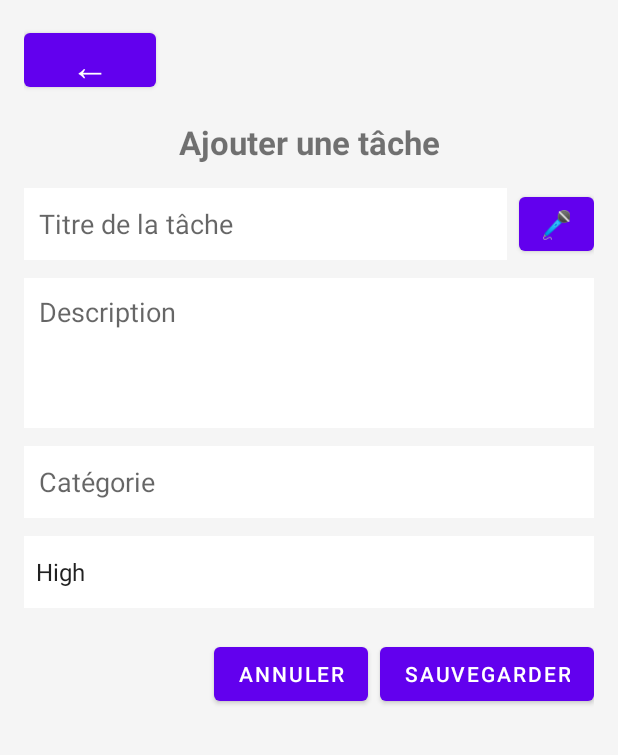
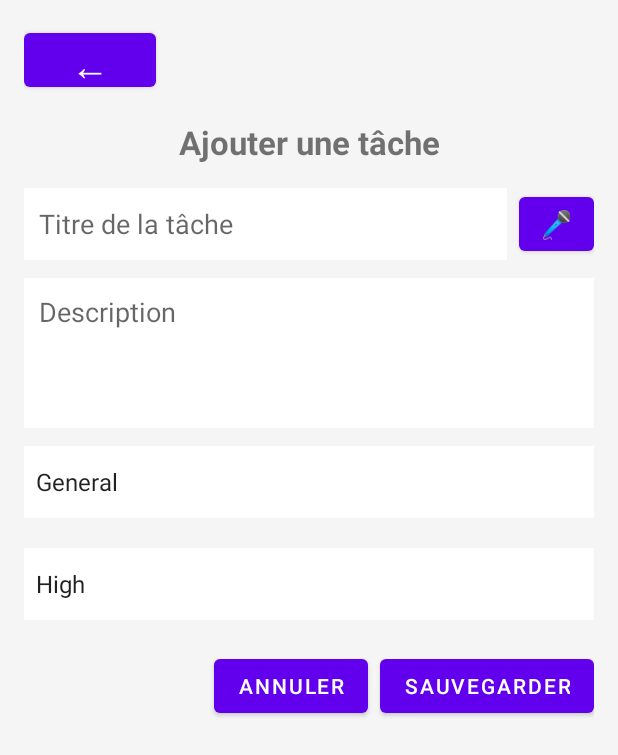
Before and after one commit to celinehm/ToDoAndroid, an Android app: the AddTaskActivity screen opened directly, with no data from a screen before it, on a phone screen of 412 x 824 dp. Shown: the top 755 px of the screen. Run offline under Robolectric (Android 15) with nearby library versions, the phone set to English and light mode, and no system bars.

Commit message:
Last Version

```diff
--- a/app/src/main/AndroidManifest.xml
+++ b/app/src/main/AndroidManifest.xml
@@ -39,6 +39,8 @@
             android:name=".SearchActivity"
             android:exported="false" />
 
+        <activity android:name=".CategoriesActivity" />
+
         <!-- Paramètres -->
         <activity
             android:name=".SettingsActivity"
--- a/app/src/main/java/com/example/myto_doapp/AddTaskActivity.kt
+++ b/app/src/main/java/com/example/myto_doapp/AddTaskActivity.kt
@@ -1,6 +1,7 @@
 package com.example.myto_doapp
 
 import android.app.Activity
+import android.content.Context
 import android.content.Intent
 import android.os.Bundle
 import android.speech.RecognizerIntent
@@ -16,7 +17,7 @@ class AddTaskActivity : AppCompatActivity() {
 
     private lateinit var etTitle: EditText
     private lateinit var etDesc: EditText
-    private lateinit var etCategory: EditText
+    private lateinit var spinnerCategory: Spinner
     private lateinit var spinnerPriority: Spinner
     private lateinit var btnSave: Button
     private lateinit var btnCancel: Button
@@ -24,7 +25,7 @@ class AddTaskActivity : AppCompatActivity() {
     private lateinit var btnBack: Button
 
     private var isEditMode = false
-    private var editTaskId: Int = -1  // pour identifier la tâche à modifier
+    private var editTaskId: Int = -1
 
     override fun onCreate(savedInstanceState: Bundle?) {
 
@@ -33,7 +34,7 @@ class AddTaskActivity : AppCompatActivity() {
 
         etTitle = findViewById(R.id.etTitle)
         etDesc = findViewById(R.id.etDescription)
-        etCategory = findViewById(R.id.etCategory)
+        spinnerCategory = findViewById(R.id.spinnerCategory)   // 🔥 NOUVEAU
         spinnerPriority = findViewById(R.id.spinnerPriority)
         btnSave = findViewById(R.id.btnSaveTask)
         btnCancel = findViewById(R.id.btnCancel)
@@ -47,20 +48,35 @@ class AddTaskActivity : AppCompatActivity() {
 
         // Spinner priorité
         val priorities = arrayOf("High", "Medium", "Low")
-        val adapter = ArrayAdapter(this, android.R.layout.simple_spinner_item, priorities)
-        adapter.setDropDownViewResource(android.R.layout.simple_spinner_dropdown_item)
-        spinnerPriority.adapter = adapter
+        val adapterPriority = ArrayAdapter(this, android.R.layout.simple_spinner_item, priorities)
+        adapterPriority.setDropDownViewResource(android.R.layout.simple_spinner_dropdown_item)
+        spinnerPriority.adapter = adapterPriority
 
-        //-----------------------------------------------------------
-        // 🔥 MODE MODIFICATION : si l'intent contient une tâche
-        //-----------------------------------------------------------
+        // ------------ 🔥 CHARGER LES CATÉGORIES UTILISATEUR --------------
+        val prefs = getSharedPreferences("categories", Context.MODE_PRIVATE)
+        val savedCategories = prefs.getStringSet("categories_set", emptySet())?.toMutableList()
+            ?: mutableListOf()
+
+        if (savedCategories.isEmpty()) {
+            savedCategories.add("General") // valeur par défaut si l’utilisateur a rien ajouté
+        }
+
+        val adapterCategories =
+            ArrayAdapter(this, android.R.layout.simple_spinner_item, savedCategories)
+        adapterCategories.setDropDownViewResource(android.R.layout.simple_spinner_dropdown_item)
+        spinnerCategory.adapter = adapterCategories
+
+        // 🔥 MODE MODIFICATION
         if (intent.hasExtra("edit_task_id")) {
             isEditMode = true
             editTaskId = intent.getIntExtra("edit_task_id", -1)
 
             etTitle.setText(intent.getStringExtra("edit_title"))
             etDesc.setText(intent.getStringExtra("edit_description"))
-            etCategory.setText(intent.getStringExtra("edit_category"))
+
+            val editCategory = intent.getStringExtra("edit_category")
+            val index = savedCategories.indexOf(editCategory)
+            if (index >= 0) spinnerCategory.setSelection(index)
 
             val priority = intent.getStringExtra("edit_priority")
             val priorityIndex = priorities.indexOf(priority)
@@ -87,13 +103,13 @@ class AddTaskActivity : AppCompatActivity() {
             voiceLauncher.launch(intent)
         }
 
-        // Sauvegarder (ajout ou modification)
+        // Sauvegarder
         btnSave.setOnClickListener {
             val resultIntent = Intent()
 
             resultIntent.putExtra("task_title", etTitle.text.toString())
             resultIntent.putExtra("task_description", etDesc.text.toString())
-            resultIntent.putExtra("task_category", etCategory.text.toString())
+            resultIntent.putExtra("task_category", spinnerCategory.selectedItem.toString()) // 🔥 ici
             resultIntent.putExtra("task_priority", spinnerPriority.selectedItem.toString())
 
             if (isEditMode) {
--- a/app/src/main/java/com/example/myto_doapp/SettingsActivity.kt
+++ b/app/src/main/java/com/example/myto_doapp/SettingsActivity.kt
@@ -1,6 +1,7 @@
 package com.example.myto_doapp
 
 import android.content.Context
+import android.content.Intent
 import android.os.Bundle
 import android.widget.Button
 import android.widget.Switch
@@ -49,6 +50,7 @@ class SettingsActivity : AppCompatActivity() {
 
         btnCategories.setOnClickListener {
             // Logique pour afficher les catégories
+            startActivity(Intent(this, CategoriesActivity::class.java))
         }
 
         btnBack.setOnClickListener {
--- a/app/src/main/res/layout/add_task_activity.xml
+++ b/app/src/main/res/layout/add_task_activity.xml
@@ -68,13 +68,11 @@
             android:gravity="top"/>
 
         <!-- EditText Catégorie -->
-        <EditText
-            android:id="@+id/etCategory"
+        <Spinner
+            android:id="@+id/spinnerCategory"
             android:layout_width="match_parent"
             android:layout_height="48dp"
-            android:hint="Catégorie"
-            android:padding="10dp"
-            android:layout_marginBottom="12dp"
+            android:layout_marginBottom="20dp"
             android:background="#FFFFFF"/>
 
         <!-- Spinner Priorité -->
```
Also changed, not shown: app/src/main/java/com/example/myto_doapp/CategoriesActivity.kt (+26 -1 lines), app/src/main/java/com/example/myto_doapp/MainActivity.kt (+51 -11 lines), app/src/main/res/layout/categories_activity.xml (+8 -0 lines).
